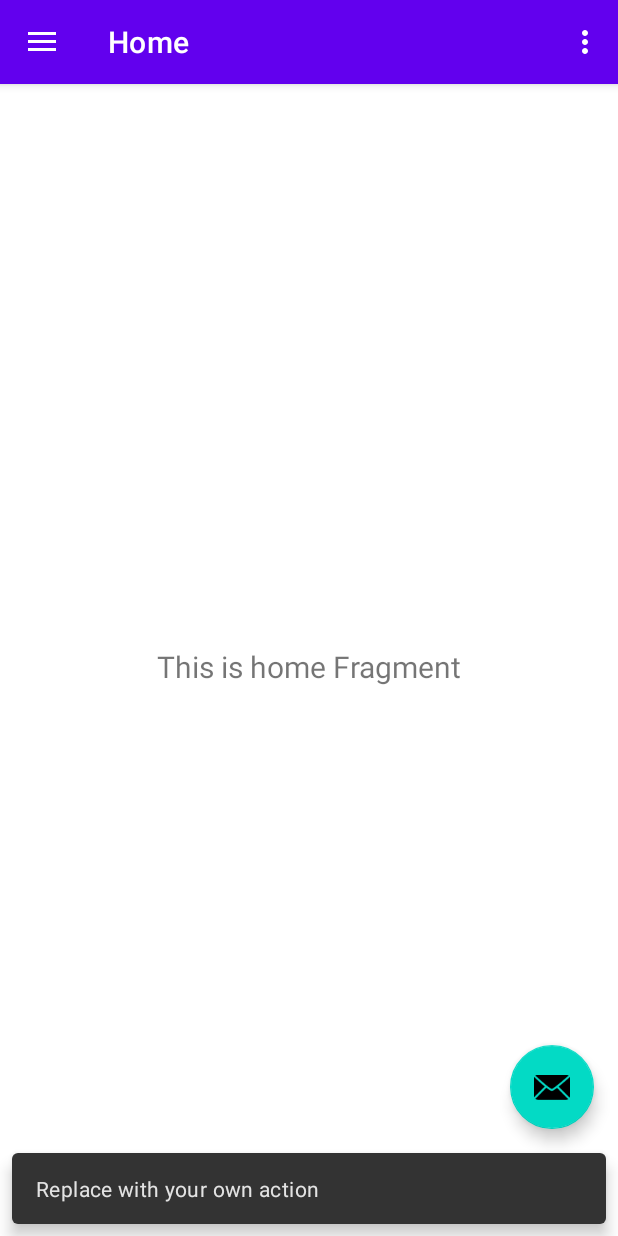
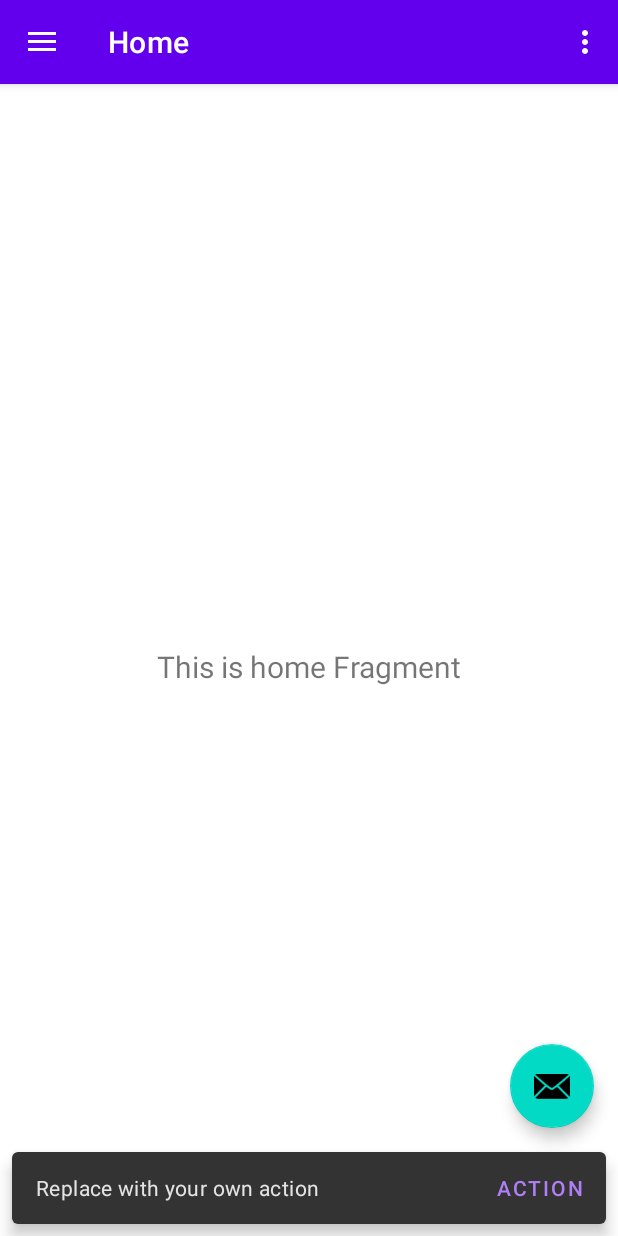
Before and after one commit to yuandika/MyNavigationDrawer, an Android app: the screen it shows after launch (MainActivity), after a tap on an icon or button, on a phone screen of 412 x 824 dp. Run offline under Robolectric (Android 15) with nearby library versions, the phone set to English and light mode, and no system bars; our stand-ins replace CircleImageView, navigation-ui; pictures from the network do not load.

```diff
--- a/app/src/main/AndroidManifest.xml
+++ b/app/src/main/AndroidManifest.xml
@@ -2,7 +2,8 @@
 <manifest xmlns:android="http://schemas.android.com/apk/res/android"
     package="com.dicoding.mynavigationdrawer">
 
-    <uses-permission android:name="android.permission.INTERNET"/>
+    <uses-permission android:name="android.permission.INTERNET" />
+
     <application
         android:allowBackup="true"
         android:icon="@mipmap/ic_launcher"
@@ -10,6 +11,9 @@
         android:roundIcon="@mipmap/ic_launcher_round"
         android:supportsRtl="true"
         android:theme="@style/Theme.MyNavigationDrawer">
+        <activity
+            android:name=".SubwayActivity"
+            android:exported="false" />
         <activity
             android:name=".MainActivity"
             android:exported="true"
--- a/app/src/main/java/com/dicoding/mynavigationdrawer/MainActivity.kt
+++ b/app/src/main/java/com/dicoding/mynavigationdrawer/MainActivity.kt
@@ -2,6 +2,7 @@ package com.dicoding.mynavigationdrawer
 
 import android.os.Bundle
 import android.view.Menu
+import android.widget.Toast
 import com.google.android.material.snackbar.Snackbar
 import com.google.android.material.navigation.NavigationView
 import androidx.navigation.findNavController
@@ -32,7 +33,9 @@ class MainActivity : AppCompatActivity() {
 
         binding.appBarMain.fab.setOnClickListener { view ->
             Snackbar.make(view, "Replace with your own action", Snackbar.LENGTH_LONG)
-                .setAction("Action", null).show()
+                .setAction("Action") {
+                    Toast.makeText(this@MainActivity, "Halo ini action dari snackbar", Toast.LENGTH_SHORT).show()
+                }.show()
         }
         val drawerLayout: DrawerLayout = binding.drawerLayout
         val navView: NavigationView = binding.navView
@@ -49,7 +52,11 @@ class MainActivity : AppCompatActivity() {
                 R.id.nav_home, R.id.nav_gallery, R.id.nav_slideshow, R.id.nav_cart
             ), drawerLayout
         )
+        //setupActionBarWithNavController digunakan untuk mengatur judul AppBar
+        // agar sesuai dengan Fragment yang ditampilkan.
         setupActionBarWithNavController(navController, appBarConfiguration)
+        //Dan yang terakhir, setupWithNavController digunakan supaya NavigationDrawer
+        // menampilkan Fragment yang sesuai ketika menu dipilih.
         navView.setupWithNavController(navController)
     }
 
@@ -59,6 +66,7 @@ class MainActivity : AppCompatActivity() {
         return true
     }
 
+    //mengatur ketika tombol back ditekan
     override fun onSupportNavigateUp(): Boolean {
         val navController = findNavController(R.id.nav_host_fragment_content_main)
         return navController.navigateUp(appBarConfiguration) || super.onSupportNavigateUp()
--- a/app/src/main/res/navigation/mobile_navigation.xml
+++ b/app/src/main/res/navigation/mobile_navigation.xml
@@ -25,6 +25,11 @@
     <fragment
         android:id="@+id/nav_cart"
         android:name="com.dicoding.mynavigationdrawer.ui.cart.CartFragment"
-        android:label="fragment_cart"
+        android:label="@string/menu_cart"
         tools:layout="@layout/fragment_cart" />
+    <activity
+        android:id="@+id/nav_subway"
+        android:name="com.dicoding.mynavigationdrawer.SubwayActivity"
+        android:label="@string/menu_subway"
+        tools:layout="@layout/activity_subway" />
 </navigation>
```
Also changed, not shown: app/src/main/java/com/dicoding/mynavigationdrawer/SubwayActivity.kt (added, +11 -0 lines), app/src/main/res/layout/activity_subway.xml (added, +23 -0 lines).
